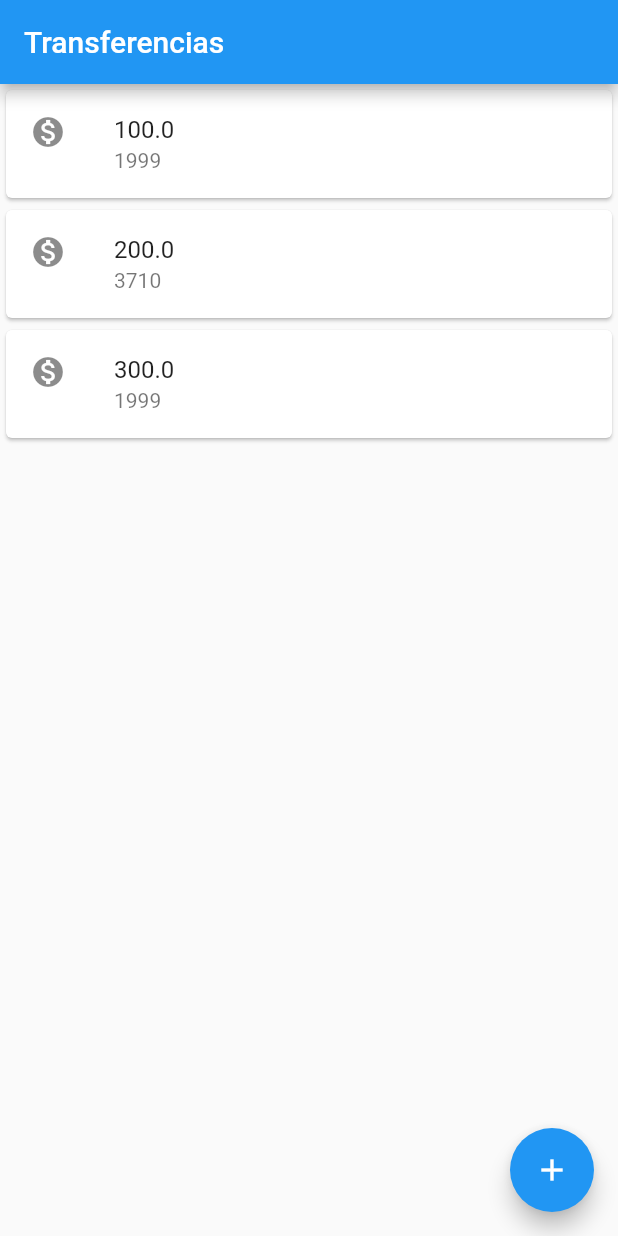
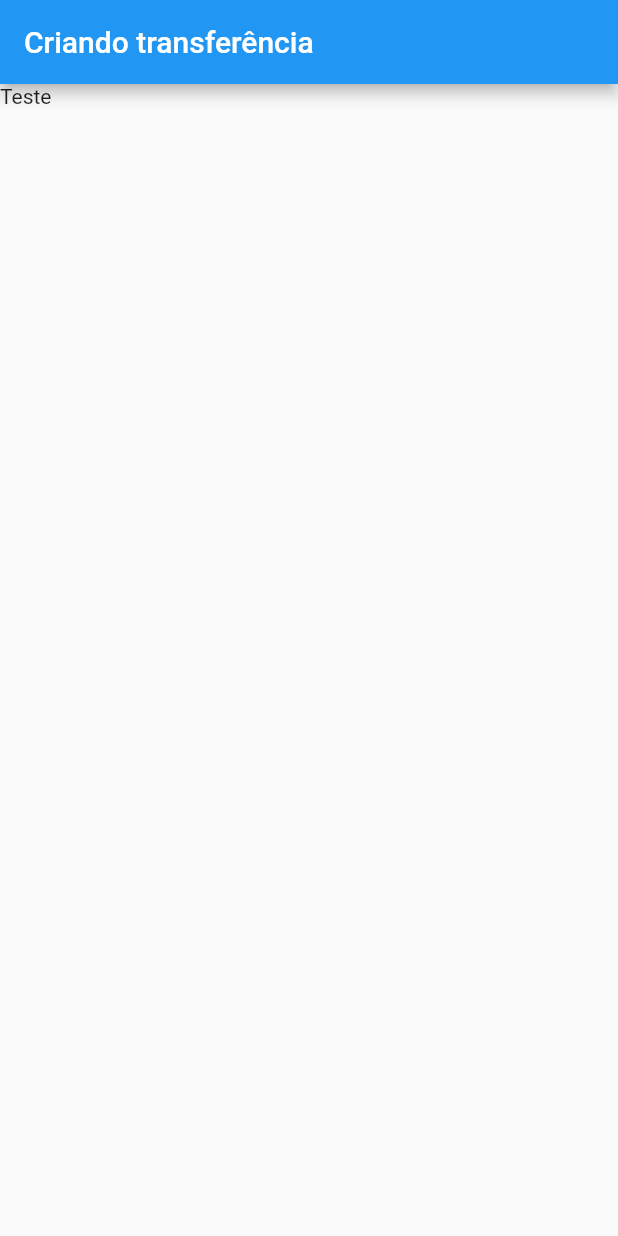
Before and after one commit to taynarodrigues/Fundamentos-de-Flutter, a Flutter app: the screen it shows after launch, on a phone screen of 412 x 824 dp. Run offline on Flutter 3.47's test engine with Material 2 defaults, Android fonts, the phone set to English and light mode, and no system bars.

Commit message:
Conhecendo o hot reload

```diff
--- a/lib/main.dart
+++ b/lib/main.dart
@@ -1,33 +1,50 @@
 import 'package:flutter/material.dart';
 
-void main() => runApp(MaterialApp(
+void main() => runApp(BytebankApp());
+
+class BytebankApp extends StatelessWidget {
+  @override
+  Widget build(BuildContext context) {
+    return MaterialApp(
       home: Scaffold(
-        body: ListaTransferencias(),
-        appBar: AppBar(
-          title: Text('Transferencias'),
+        body: FormularioTransferencia(),
       ),
-        floatingActionButton: FloatingActionButton(
-          child: Icon(Icons.add),
-        ),
-      ),
-    ));
+    );
+  }
+}
+
+class FormularioTransferencia extends StatelessWidget {
+  @override
+  Widget build(BuildContext context) {
+    return Scaffold(
+      appBar: AppBar(title: Text('Criando transferência'),),
+        body: Text('Teste'));
+  }
+}
 
 class ListaTransferencias extends StatelessWidget {
   @override
   Widget build(BuildContext context) {
     // TODO: implement build
-    return Column(
+    return Scaffold(
+      appBar: AppBar(
+        title: Text('Transferencias'),
+      ),
+      body: Column(
         children: <Widget>[
           ItemTransferencia(Transferencia(100, 1999)),
           ItemTransferencia(Transferencia(200, 3710)),
           ItemTransferencia(Transferencia(300, 1999)),
-      ]
+        ],
+      ),
+      floatingActionButton: FloatingActionButton(
+        child: Icon(Icons.add),
+      ),
     );
   }
 }
 
-class ItemTransferencia extends StatelessWidget{
-
+class ItemTransferencia extends StatelessWidget {
   final Transferencia _transferencia;
 
   ItemTransferencia(this._transferencia);
@@ -40,13 +57,11 @@ class ItemTransferencia extends StatelessWidget{
       leading: Icon(Icons.monetization_on),
       title: Text(_transferencia.valor.toString()),
       subtitle: Text(_transferencia.numeroConta.toString()),
-        )
-    );
+    ));
   }
 }
 
-class Transferencia{
-
+class Transferencia {
   final double valor;
   final int numeroConta;
 
```
Lines whose indentation alone changed are shown as unchanged.
